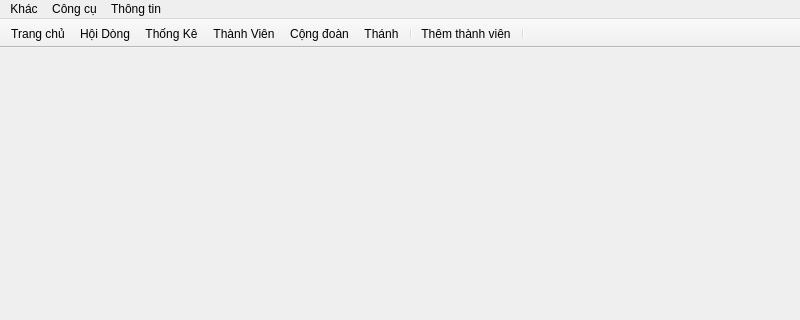
emtrai/hrm_monastery, file app/mainwindow.ui: the form before one commit; both pictures show x 0 to 800 and y 0 to 320 of the 800 by 600 pixel window.
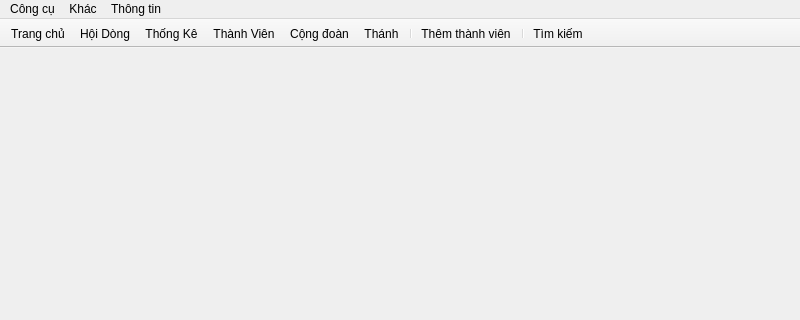
The form after the commit. Icons and pictures are not drawn.

The edit to the form file:
```diff
--- a/app/mainwindow.ui
+++ b/app/mainwindow.ui
@@ -76,8 +76,8 @@
     <addaction name="actionEthnic"/>
     <addaction name="actionSpecialist"/>
    </widget>
-   <addaction name="menuOthers"/>
    <addaction name="menuTools"/>
+   <addaction name="menuOthers"/>
    <addaction name="menuHelp"/>
   </widget>
   <widget class="QStatusBar" name="statusbar"/>
@@ -106,6 +106,7 @@
    <addaction name="separator"/>
    <addaction name="action_New"/>
    <addaction name="separator"/>
+   <addaction name="actionSearch"/>
   </widget>
   <action name="action_New">
    <property name="icon">
@@ -293,6 +294,19 @@
     <string>Thông tin Hội Dòng</string>
    </property>
   </action>
+  <action name="actionSearch">
+   <property name="icon">
+    <iconset>
+     <normalon>:/icon/icon/icons8-search-64.png</normalon>
+    </iconset>
+   </property>
+   <property name="text">
+    <string>Tìm kiếm</string>
+   </property>
+   <property name="toolTip">
+    <string>Tìm kiếm</string>
+   </property>
+  </action>
  </widget>
  <resources/>
  <connections/>
```
